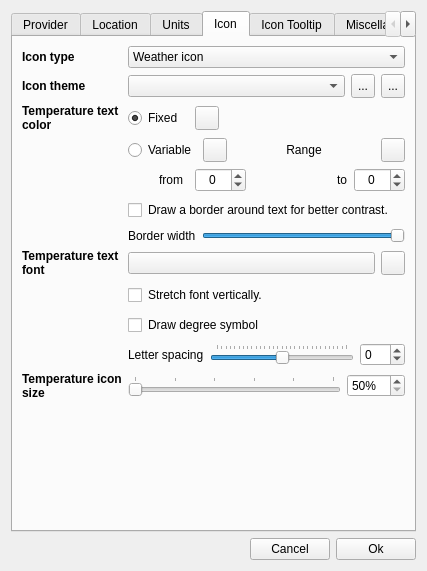
Before: the Qt Designer form ConfigurationDialog.ui in FelixdelasPozas/TrayWeather, drawn with Qt 5.
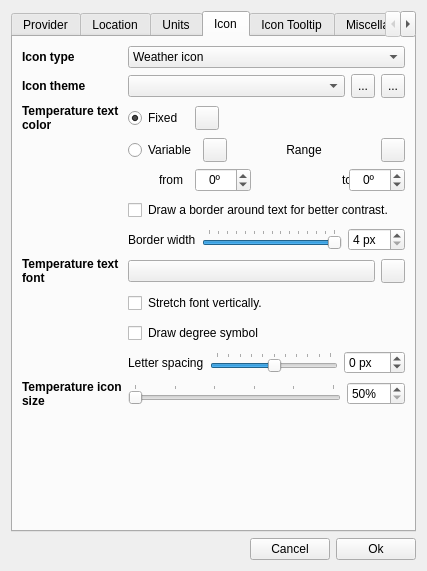
After: the same form once the commit is applied. The open tabs and pages were chosen to show the change. Icons and pictures are not drawn. Custom widgets are drawn as their Qt base class.

Commit message: Use unicode character for degree symbol. Rework configuration dialog sliders.

```diff
--- a/ConfigurationDialog.ui
+++ b/ConfigurationDialog.ui
@@ -2038,6 +2038,9 @@
              <property name="alignment">
               <set>Qt::AlignCenter</set>
              </property>
+             <property name="suffix">
+              <string>º</string>
+             </property>
              <property name="minimum">
               <number>-200</number>
              </property>
@@ -2079,6 +2082,9 @@
              <property name="alignment">
               <set>Qt::AlignCenter</set>
              </property>
+             <property name="suffix">
+              <string>º</string>
+             </property>
              <property name="minimum">
               <number>-200</number>
              </property>
@@ -2210,7 +2216,7 @@
               <string>Width of the border around the text.</string>
              </property>
              <property name="minimum">
-              <number>8</number>
+              <number>4</number>
              </property>
              <property name="maximum">
               <number>32</number>
@@ -2221,6 +2227,28 @@
              <property name="orientation">
               <enum>Qt::Horizontal</enum>
              </property>
+             <property name="tickPosition">
+              <enum>QSlider::TicksAbove</enum>
+             </property>
+             <property name="tickInterval">
+              <number>2</number>
+             </property>
+            </widget>
+           </item>
+           <item>
+            <widget class="QSpinBox" name="m_borderSpinBox">
+             <property name="toolTip">
+              <string>Width of the border around the text.</string>
+             </property>
+             <property name="suffix">
+              <string> px</string>
+             </property>
+             <property name="minimum">
+              <number>4</number>
+             </property>
+             <property name="maximum">
+              <number>32</number>
+             </property>
             </widget>
            </item>
           </layout>
@@ -2371,10 +2399,10 @@
               <string>Modifies the space between characters in the temperatura icon.</string>
              </property>
              <property name="minimum">
-              <number>-15</number>
+              <number>-25</number>
              </property>
              <property name="maximum">
-              <number>15</number>
+              <number>25</number>
              </property>
              <property name="orientation">
               <enum>Qt::Horizontal</enum>
@@ -2382,6 +2410,9 @@
              <property name="tickPosition">
               <enum>QSlider::TicksAbove</enum>
              </property>
+             <property name="tickInterval">
+              <number>5</number>
+             </property>
             </widget>
            </item>
            <item>
@@ -2389,11 +2420,14 @@
              <property name="toolTip">
               <string>Modifies the space between characters in the temperatura icon.</string>
              </property>
+             <property name="suffix">
+              <string> px</string>
+             </property>
              <property name="minimum">
-              <number>-15</number>
+              <number>-25</number>
              </property>
              <property name="maximum">
-              <number>15</number>
+              <number>25</number>
              </property>
             </widget>
            </item>
```
Left out of the diff: 34 changed lines with no effect on the pictures. The commit also changes 4 other files.
